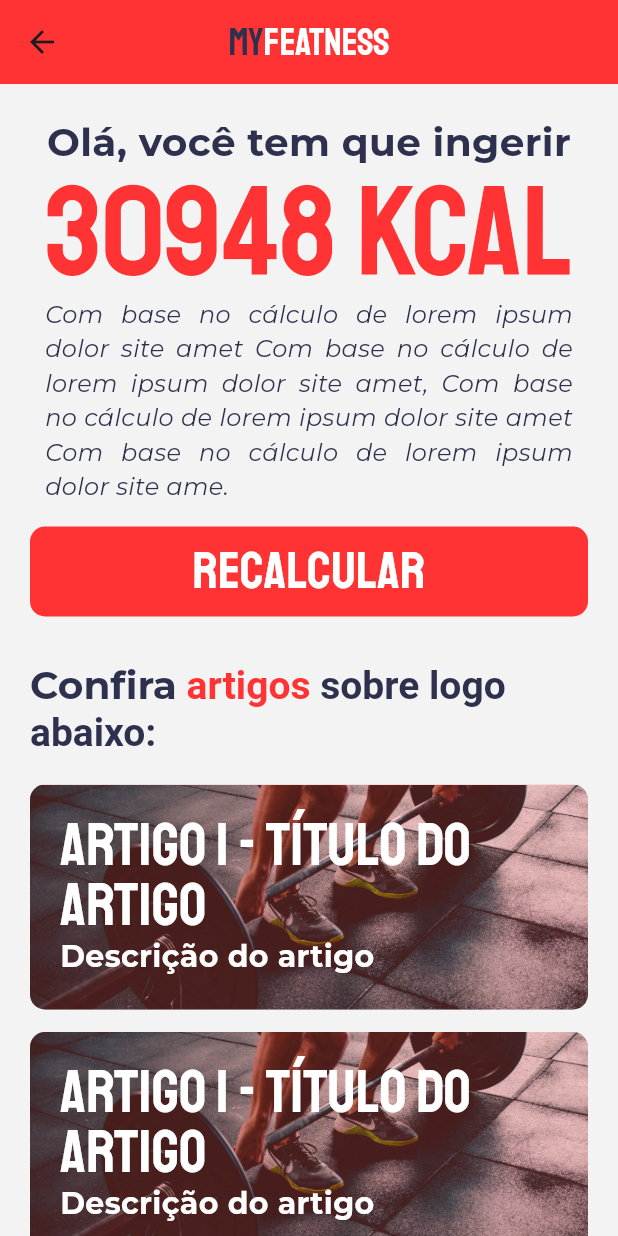
After one commit to Vini-Coding/myFeatness, a Flutter app: the HomePage screen opened by its route, on a phone screen of 412 x 824 dp. The commit adds this screen. Run offline on Flutter 3.47's test engine with Material 3 defaults, Android fonts, the phone set to English and light mode, and no system bars; our stand-ins replace hive, hive_flutter; accounts and stored records are empty; project files that could hold a hidden picture were left out.

Commit message:
Home UI mocked
- home UI
- new components

```diff
--- a/myfeatness/lib/app/app_widget.dart
+++ b/myfeatness/lib/app/app_widget.dart
@@ -1,4 +1,5 @@
 import 'package:flutter/material.dart';
+import 'package:myfeatness/app/features/forms/ui/forms_page.dart';
 import 'package:myfeatness/app/features/home/ui/home_page.dart';
 import 'package:myfeatness/app/features/intro/ui/intro_page.dart';
 
@@ -20,6 +21,7 @@ class AppWidget extends StatelessWidget {
       initialRoute: isFirstEntry ? IntroPage.routeName : HomePage.routeName,
       routes: {
         IntroPage.routeName: (context) => const IntroPage(),
+        HomePage.routeName: (context) => const FormsPage(),
         HomePage.routeName: (context) => const HomePage(),
       },
     );
--- a/myfeatness/lib/app/core/components/general_text_button_widget.dart
+++ b/myfeatness/lib/app/core/components/general_text_button_widget.dart
@@ -5,9 +5,11 @@ class GeneralTextButtonWidget extends StatelessWidget {
     super.key,
     required this.onTap,
     required this.text,
+    this.width,
   });
   final void Function() onTap;
   final String text;
+  final double? width;
 
   @override
   Widget build(BuildContext context) {
@@ -16,8 +18,9 @@ class GeneralTextButtonWidget extends StatelessWidget {
       child: Container(
         margin: const EdgeInsets.symmetric(vertical: 15),
         padding: const EdgeInsets.symmetric(vertical: 5),
+        width: width ?? 0,
         decoration: BoxDecoration(
-          color: const Color(0xffFF6A6A),
+          color: const Color(0xFFFF3333),
           borderRadius: BorderRadius.circular(10),
         ),
         child: Text(
--- /dev/null
+++ b/myfeatness/lib/app/core/components/responsive_layout_builder.dart
@@ -0,0 +1,31 @@
+import 'package:flutter/material.dart';
+
+class ResponsiveLayoutBuilder extends StatelessWidget {
+  final Widget mobile;
+  final Widget tablet;
+  final Widget desktop;
+  final Color? backgroundColor;
+
+  const ResponsiveLayoutBuilder({
+    super.key,
+    required this.mobile,
+    required this.tablet,
+    required this.desktop,
+    this.backgroundColor,
+  });
+
+  @override
+  Widget build(BuildContext context) {
+    return LayoutBuilder(
+      builder: (context, constraints) {
+        if (constraints.maxWidth < 668) {
+          return mobile;
+        } else if (constraints.maxWidth < 1100) {
+          return tablet;
+        } else {
+          return desktop;
+        }
+      },
+    );
+  }
+}
--- /dev/null
+++ b/myfeatness/lib/app/features/forms/ui/components/home_card_widget.dart
@@ -0,0 +1,72 @@
+import 'package:flutter/material.dart';
+
+class HomeCardWidget extends StatelessWidget {
+  const HomeCardWidget({
+    super.key,
+    required this.title,
+    required this.description,
+    required this.onTap,
+  });
+  final void Function() onTap;
+  final String title;
+  final String description;
+
+  @override
+  Widget build(BuildContext context) {
+    return InkWell(
+      onTap: onTap,
+      child: SizedBox(
+        child: Stack(
+          children: [
+            Container(
+              height: 150,
+              width: 500,
+              decoration: BoxDecoration(
+                image: const DecorationImage(
+                  image: AssetImage('assets/images/card.jpg'),
+                  fit: BoxFit.cover,
+                ),
+                borderRadius: BorderRadius.circular(10),
+              ),
+            ),
+            Container(
+              height: 150,
+              width: 500,
+              decoration: BoxDecoration(
+                color: const Color(0xFFFF3333).withOpacity(0.25),
+                borderRadius: BorderRadius.circular(10),
+              ),
+              child: Padding(
+                padding: const EdgeInsets.all(20),
+                child: Column(
+                  mainAxisAlignment: MainAxisAlignment.center,
+                  crossAxisAlignment: CrossAxisAlignment.start,
+                  children: [
+                    Text(
+                      title,
+                      style: const TextStyle(
+                        fontFamily: 'Staatliches',
+                        fontSize: 40,
+                        color: Color(0xFFFFFFFF),
+                        height: 1,
+                      ),
+                    ),
+                    Text(
+                      description,
+                      style: const TextStyle(
+                        fontFamily: 'Montserrat',
+                        fontWeight: FontWeight.w700,
+                        color: Color(0xFFFFFFFF),
+                        fontSize: 20,
+                      ),
+                    ),
+                  ],
+                ),
+              ),
+            ),
+          ],
+        ),
+      ),
+    );
+  }
+}
--- a/myfeatness/lib/app/features/home/ui/home_page.dart
+++ b/myfeatness/lib/app/features/home/ui/home_page.dart
@@ -1,4 +1,10 @@
 import 'package:flutter/material.dart';
+import 'package:myfeatness/app/core/components/responsive_layout_builder.dart';
+import 'package:myfeatness/app/features/home/provider/home_provider.dart';
+import 'package:myfeatness/app/features/home/ui/desktop/home_desktop_page.dart';
+import 'package:myfeatness/app/features/home/ui/mobile/home_mobile_page.dart';
+import 'package:myfeatness/app/features/home/ui/tablet/home_tablet_page.dart';
+import 'package:provider/provider.dart';
 
 class HomePage extends StatefulWidget {
   const HomePage({super.key});
@@ -11,9 +17,15 @@ class HomePage extends StatefulWidget {
 class _HomePageState extends State<HomePage> {
   @override
   Widget build(BuildContext context) {
-    return const Scaffold(
-      body: Center(
-        child: Text('data'),
+    final HomeProvider provider = context.watch<HomeProvider>();
+
+    return Scaffold(
+      body: Expanded(
+        child: ResponsiveLayoutBuilder(
+          mobile: HomeMobilePage(provider: provider),
+          tablet: HomeTabletPage(provider: provider),
+          desktop: HomeDesktopPage(provider: provider),
+        ),
       ),
     );
   }
--- /dev/null
+++ b/myfeatness/lib/app/features/home/ui/mobile/home_mobile_page.dart
@@ -0,0 +1,147 @@
+import 'package:flutter/material.dart';
+import 'package:myfeatness/app/core/components/general_text_button_widget.dart';
+import 'package:myfeatness/app/features/forms/ui/components/home_card_widget.dart';
+import 'package:myfeatness/app/features/home/provider/home_provider.dart';
+
+class HomeMobilePage extends StatefulWidget {
+  const HomeMobilePage({super.key, required this.provider});
+  final HomeProvider provider;
+
+  @override
+  State<HomeMobilePage> createState() => _HomeMobilePageState();
+}
+
+class _HomeMobilePageState extends State<HomeMobilePage> {
+  @override
+  Widget build(BuildContext context) {
+    return Scaffold(
+      backgroundColor: const Color(0xFFF3F3F3),
+      appBar: AppBar(
+        backgroundColor: const Color(0xFFFF3333),
+        centerTitle: true,
+        title: RichText(
+          text: const TextSpan(
+            text: 'My',
+            style: TextStyle(
+              fontFamily: 'Staatliches',
+              color: Color(0xFF2E314D),
+              fontSize: 25,
+            ),
+            children: [
+              TextSpan(
+                text: 'FEATNESS',
+                style: TextStyle(
+                  fontFamily: 'Staatliches',
+                  color: Color(0xFFFFFFFF),
+                  fontSize: 25,
+                ),
+              ),
+            ],
+          ),
+          textAlign: TextAlign.center,
+        ),
+      ),
+      body: SingleChildScrollView(
+        child: Padding(
+          padding: const EdgeInsets.all(20),
+          child: Column(
+            mainAxisAlignment: MainAxisAlignment.start,
+            children: [
+              const Center(
+                child: Text(
+                  'Olá, você tem que ingerir',
+                  style: TextStyle(
+                    fontFamily: 'Montserrat',
+                    color: Color(0xFF2E314D),
+                    fontSize: 26,
+                    fontWeight: FontWeight.w700,
+                  ),
+                  textAlign: TextAlign.center,
+                ),
+              ),
+              const Center(
+                child: Text(
+                  '30948 kcal',
+                  style: TextStyle(
+                    fontFamily: 'Staatliches',
+                    color: Color(0xFFFF3333),
+                    fontSize: 85,
+                    height: 1,
+                  ),
+                ),
+              ),
+              const Padding(
+                padding: EdgeInsets.symmetric(horizontal: 10),
+                child: Text(
+                  'Com base no cálculo de lorem ipsum dolor site amet Com base no cálculo de lorem ipsum dolor site amet, Com base no cálculo de lorem ipsum dolor site amet Com base no cálculo de lorem ipsum dolor site ame.',
+                  style: TextStyle(
+                    fontFamily: 'Montserrat',
+                    color: Color(0xFF2E314D),
+                    fontSize: 16,
+                    fontWeight: FontWeight.w400,
+                  ),
+                  textAlign: TextAlign.justify,
+                ),
+              ),
+              GeneralTextButtonWidget(
+                onTap: () {},
+                text: 'RECALCULAR',
+                width: 500,
+              ),
+              Padding(
+                padding: const EdgeInsets.symmetric(vertical: 15),
+                child: Center(
+                  child: RichText(
+                    text: const TextSpan(
+                      text: 'Confira',
+                      style: TextStyle(
+                        fontFamily: 'Montserrat',
+                        color: Color(0xFF2E314D),
+                        fontSize: 26,
+                        fontWeight: FontWeight.w700,
+                      ),
+                      children: [
+                        TextSpan(
+                          text: ' artigos',
+                          style: TextStyle(
+                            color: Color(0xFFFF3333),
+                          ),
+                        ),
+                        TextSpan(
+                          text: ' sobre logo abaixo:',
+                          style: TextStyle(
+                            color: Color(0xFF2E314D),
+                          ),
+                        ),
+                      ],
+                    ),
+                    textAlign: TextAlign.left,
+                  ),
+                ),
+              ),
+              const SizedBox(height: 5),
+              HomeCardWidget(
+                title: 'ARTIGO 1 - TÍTULO DO ARTIGO',
+                description: 'Descrição do artigo',
+                onTap: () {},
+              ),
+              const SizedBox(height: 15),
+              HomeCardWidget(
+                title: 'ARTIGO 1 - TÍTULO DO ARTIGO',
+                description: 'Descrição do artigo',
+                onTap: () {},
+              ),
+              const SizedBox(height: 15),
+              HomeCardWidget(
+                title: 'ARTIGO 1 - TÍTULO DO ARTIGO',
+                description: 'Descrição do artigo',
+                onTap: () {},
+              ),
+              const SizedBox(height: 15),
+            ],
+          ),
+        ),
+      ),
+    );
+  }
+}
--- a/myfeatness/pubspec.yaml
+++ b/myfeatness/pubspec.yaml
@@ -35,7 +35,7 @@ flutter:
   assets:
     - assets/vectors/
     - assets/lottie/
-
+    - assets/images/
 
   # To add custom fonts to your application, add a fonts section here,
   # example:
```
Also changed, not shown: myfeatness/lib/app/features/forms/provider/forms_provider.dart (+52 -1 lines), myfeatness/lib/app/features/forms/ui/desktop/forms_desktop_page.dart (added, +20 -0 lines), myfeatness/lib/app/features/forms/ui/forms_page.dart (added, +32 -0 lines), myfeatness/lib/app/features/forms/ui/mobile/forms_mobile_page.dart (added, +20 -0 lines), myfeatness/lib/app/features/forms/ui/tablet/forms_tablet_page.dart (added, +19 -0 lines), myfeatness/lib/app/features/home/ui/desktop/home_desktop_page.dart (added, +20 -0 lines), myfeatness/lib/app/features/home/ui/tablet/home_tablet_page.dart (added, +20 -0 lines), myfeatness/assets/images/card.jpg (added).
